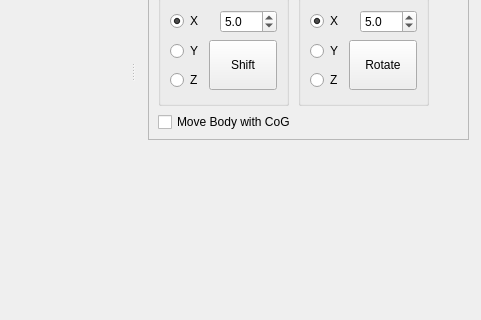
Before: the Qt Designer form main_window.ui in valeriy-sh79/SimPhant, drawn with Qt 5; both pictures show x 728 to 1209 and y 299 to 619 of the 1209 by 856 pixel window.
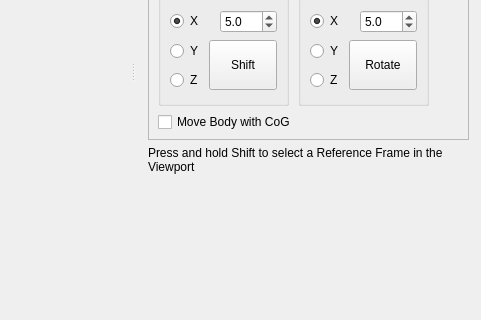
After: the same form once the commit is applied. The open tabs and pages were chosen to show the change. Icons and pictures are not drawn.

Diff of the .ui file:
```diff
--- a/main_window.ui
+++ b/main_window.ui
@@ -2532,6 +2532,16 @@
            </widget>
           </widget>
          </item>
+         <item>
+          <widget class="QLabel" name="label_96">
+           <property name="text">
+            <string>&lt;html&gt;&lt;head/&gt;&lt;body&gt;&lt;p&gt;Press and hold Shift to select a Reference Frame in the Viewport &lt;/p&gt;&lt;/body&gt;&lt;/html&gt;</string>
+           </property>
+           <property name="wordWrap">
+            <bool>true</bool>
+           </property>
+          </widget>
+         </item>
          <item>
           <spacer name="verticalSpacer">
            <property name="orientation">
```
Left out of the diff: 53 changed lines with no effect on the pictures.
